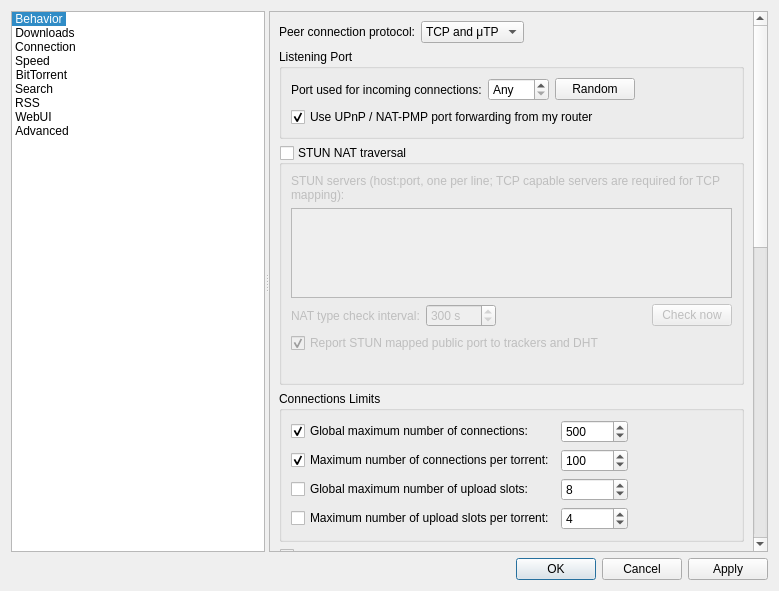
Qt form src/gui/optionsdialog.ui (15963360/qBittorrent-Enhanced-Edition) before a commit.
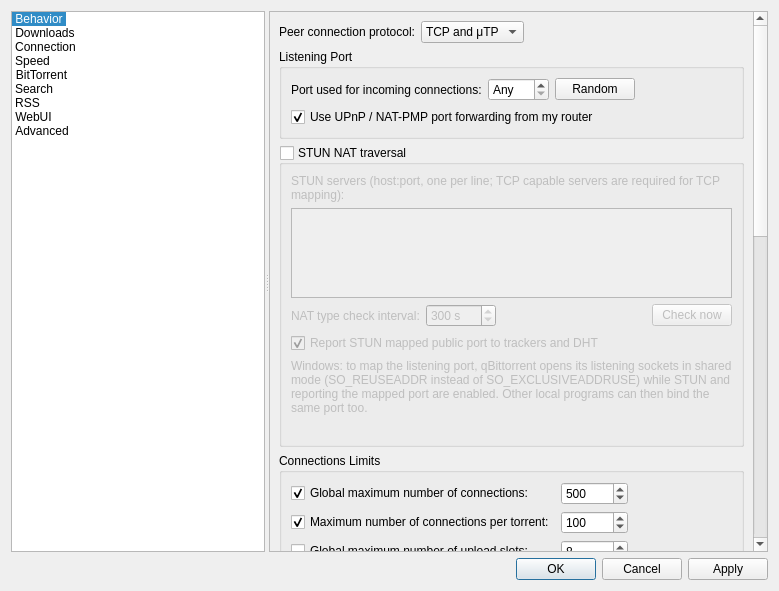
The same form after that commit. The open tabs and pages were chosen to show the change. Icons and pictures are not drawn. Custom widgets are drawn as their Qt base class.

Commit message:
STUN: support Windows port sharing via patched libtorrent
On Windows, when STUN and 'announce mapped port' are both enabled and
libtorrent provides TORRENT_HAS_LISTEN_SOCKET_SHARED, enable libtorrent's
listen_socket_shared setting and bind the STUN TCP/UDP sockets to the
listen port with SO_REUSEADDR (winsock native layer). Adds a warning in
GUI/WebUI that other local programs may then bind the same port.

Patch:
```diff
--- a/src/gui/optionsdialog.ui
+++ b/src/gui/optionsdialog.ui
@@ -1998,6 +1998,16 @@
                  </property>
                 </widget>
                </item>
+               <item>
+                <widget class="QLabel" name="labelStunWindowsWarning">
+                 <property name="text">
+                  <string>Windows: to map the listening port, qBittorrent opens its listening sockets in shared mode (SO_REUSEADDR instead of SO_EXCLUSIVEADDRUSE) while STUN and reporting the mapped port are enabled. Other local programs can then bind the same port too.</string>
+                 </property>
+                 <property name="wordWrap">
+                  <bool>true</bool>
+                 </property>
+                </widget>
+               </item>
                <item>
                 <widget class="QLabel" name="labelStunStatus">
                  <property name="text">
```
Left out of the diff: 2 changed lines with no effect on the pictures. The commit also changes 10 other files.
